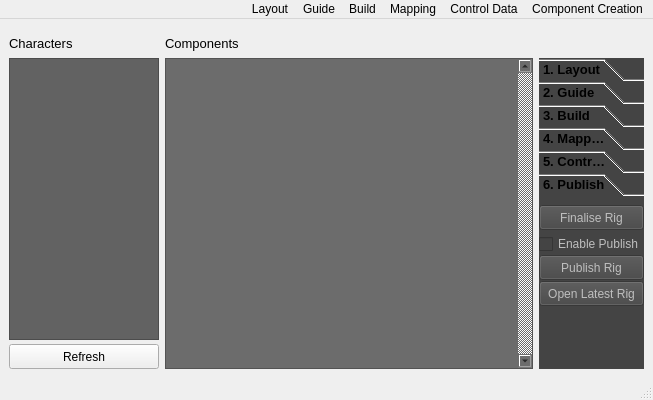
Old version of the form rigBuilder/source/rigBuilder/body/ui/rigWinUser.ui in the repository timm-gitHub/fbRepo.
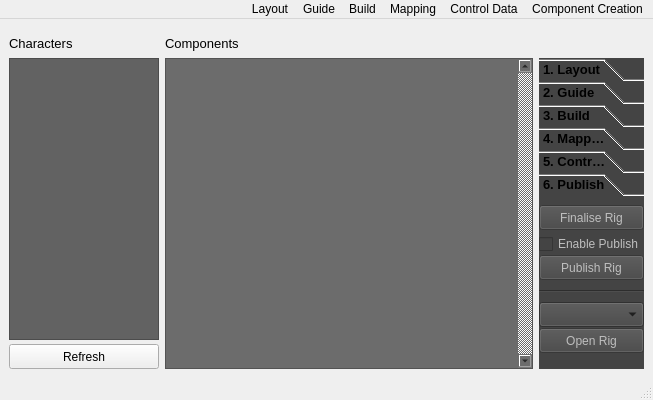
New version of the form. The open tabs and pages were chosen to show the change.

Commit message: Added version control to guide, mapping, control data and character rig

The edit to the form file:
```diff
--- a/rigBuilder/source/rigBuilder/body/ui/rigWinUser.ui
+++ b/rigBuilder/source/rigBuilder/body/ui/rigWinUser.ui
@@ -1307,6 +1307,47 @@
                 </property>
                </widget>
               </item>
+              <item>
+               <widget class="Line" name="line">
+                <property name="minimumSize">
+                 <size>
+                  <width>0</width>
+                  <height>20</height>
+                 </size>
+                </property>
+                <property name="maximumSize">
+                 <size>
+                  <width>16777215</width>
+                  <height>20</height>
+                 </size>
+                </property>
+                <property name="orientation">
+                 <enum>Qt::Horizontal</enum>
+                </property>
+               </widget>
+              </item>
+              <item>
+               <widget class="QComboBox" name="comboBoxRig">
+                <property name="minimumSize">
+                 <size>
+                  <width>0</width>
+                  <height>25</height>
+                 </size>
+                </property>
+                <property name="maximumSize">
+                 <size>
+                  <width>16777215</width>
+                  <height>25</height>
+                 </size>
+                </property>
+                <property name="layoutDirection">
+                 <enum>Qt::LeftToRight</enum>
+                </property>
+                <property name="frame">
+                 <bool>true</bool>
+                </property>
+               </widget>
+              </item>
               <item>
                <widget class="QPushButton" name="btnOpenLatest">
                 <property name="enabled">
@@ -1331,7 +1372,7 @@
                  </size>
                 </property>
                 <property name="text">
-                 <string>Open Latest Rig</string>
+                 <string>Open Rig</string>
                 </property>
                </widget>
               </item>
```
Left out of the diff: 79 changed lines with no effect on the pictures.
